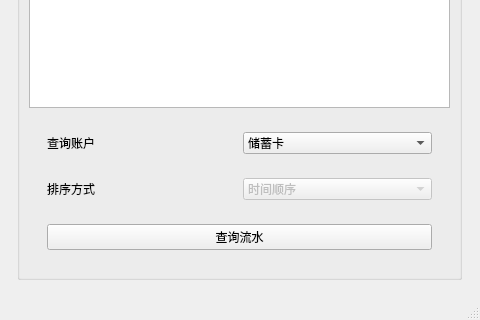
Qt form mainwindow.ui (WitchElaina/BankSystem) before a commit; both pictures show x 470 to 950 and y 326 to 646 of the 950 by 646 pixel window.
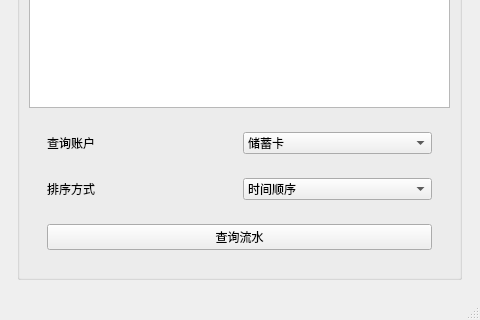
The same form after that commit.

```diff
--- a/mainwindow.ui
+++ b/mainwindow.ui
@@ -430,7 +430,7 @@
                 <item>
                  <widget class="QComboBox" name="comboBox">
                   <property name="enabled">
-                   <bool>false</bool>
+                   <bool>true</bool>
                   </property>
                   <item>
                    <property name="text">
```
